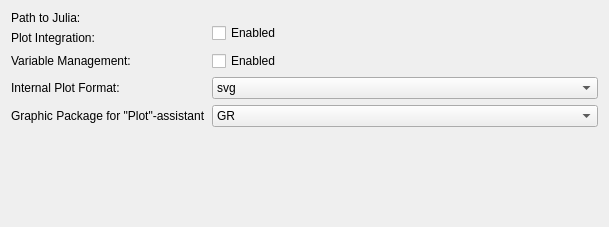
The window that src/backends/julia/settings.ui (KDE/cantor) describes before a commit, drawn with Qt 5.
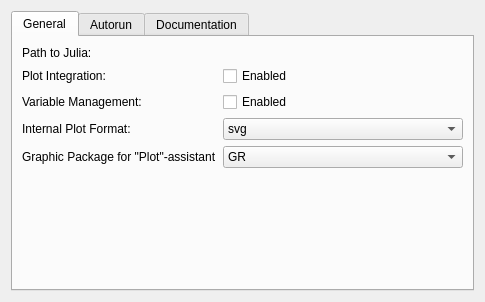
The same window after the commit. Custom widgets are drawn as their Qt base class.

Commit message: Redesigned settings widgets for R and Julia.

Diff of the .ui file:
```diff
--- a/src/backends/julia/settings.ui
+++ b/src/backends/julia/settings.ui
@@ -6,40 +6,90 @@
    <rect>
     <x>0</x>
     <y>0</y>
-    <width>609</width>
-    <height>227</height>
+    <width>485</width>
+    <height>302</height>
    </rect>
   </property>
+  <layout class="QVBoxLayout" name="verticalLayout_2">
+   <item>
+    <widget class="QTabWidget" name="tabWidget">
+     <property name="currentIndex">
+      <number>0</number>
+     </property>
+     <widget class="QWidget" name="tabGeneral">
+      <attribute name="title">
+       <string>General</string>
+      </attribute>
   <layout class="QGridLayout" name="gridLayout">
-   <item row="0" column="0" rowspan="2">
+       <item row="0" column="0">
     <widget class="QLabel" name="label">
      <property name="text">
       <string>Path to Julia:</string>
      </property>
     </widget>
    </item>
-   <item row="2" column="0">
+       <item row="0" column="1">
+        <widget class="KUrlRequester" name="kcfg_replPath"/>
+       </item>
+       <item row="1" column="0">
     <widget class="QLabel" name="lPlotIntegration">
      <property name="text">
       <string>Plot Integration:</string>
      </property>
     </widget>
    </item>
-   <item row="3" column="0">
+       <item row="1" column="1">
+        <widget class="QCheckBox" name="kcfg_integratePlots">
+         <property name="toolTip">
+          <string>If enabled, plots will be shown inside of the worksheet. Otherwise, plots will be shown in an external window.</string>
+         </property>
+         <property name="text">
+          <string>Enabled</string>
+         </property>
+        </widget>
+       </item>
+       <item row="2" column="0">
     <widget class="QLabel" name="lVariableManagement">
      <property name="text">
       <string>Variable Management:</string>
      </property>
     </widget>
    </item>
-   <item row="4" column="0">
+       <item row="2" column="1">
+        <widget class="QCheckBox" name="kcfg_variableManagement">
+         <property name="toolTip">
+          <string>Monitor the creation and destruction of variables and show the existing variables in the variable panel.</string>
+         </property>
+         <property name="text">
+          <string>Enabled</string>
+         </property>
+        </widget>
+       </item>
+       <item row="3" column="0">
     <widget class="QLabel" name="label2">
      <property name="text">
       <string>Internal Plot Format:</string>
      </property>
     </widget>
    </item>
-   <item row="5" column="0" colspan="2">
+       <item row="3" column="1">
+        <widget class="QComboBox" name="kcfg_inlinePlotFormat">
+         <property name="toolTip">
+          <string>Inner format of plots, if plots embedding is enabled.</string>
+         </property>
+         <item>
+          <property name="text">
+           <string notr="true">svg</string>
+          </property>
+         </item>
+         <item>
+          <property name="text">
+           <string notr="true">png</string>
+          </property>
+         </item>
+        </widget>
+       </item>
+       <item row="4" column="0">
     <widget class="QLabel" name="label3">
      <property name="toolTip">
       <string>Graphic package, which code will be used for plotting via &quot;Plot&quot; Cantor menu.</string>
@@ -49,7 +99,7 @@
      </property>
     </widget>
    </item>
-   <item row="5" column="2">
+       <item row="4" column="1">
     <widget class="KComboBox" name="kcfg_plotExtenstionGraphicPackage">
      <property name="sizePolicy">
       <sizepolicy hsizetype="Expanding" vsizetype="Fixed">
@@ -79,7 +129,7 @@
      </item>
     </widget>
    </item>
-   <item row="6" column="0">
+       <item row="5" column="0">
     <spacer name="verticalSpacer1">
      <property name="orientation">
       <enum>Qt::Vertical</enum>
@@ -87,51 +137,40 @@
      <property name="sizeHint" stdset="0">
       <size>
        <width>20</width>
-       <height>40</height>
+           <height>46</height>
       </size>
      </property>
     </spacer>
    </item>
-   <item row="4" column="2">
-    <widget class="QComboBox" name="kcfg_inlinePlotFormat">
-     <property name="toolTip">
-      <string>Inner format of plots, if plots embedding is enabled.</string>
-     </property>
+      </layout>
+     </widget>
+     <widget class="QWidget" name="tabAutorun">
+      <attribute name="title">
+       <string>Autorun</string>
+      </attribute>
+      <layout class="QVBoxLayout" name="verticalLayout">
      <item>
+        <widget class="QLabel" name="lAutorun">
       <property name="text">
-       <string notr="true">svg</string>
-      </property>
+          <string>Commands to autorun</string>
+         </property>
+         <property name="alignment">
+          <set>Qt::AlignCenter</set>
+         </property>
+        </widget>
      </item>
      <item>
-      <property name="text">
-       <string notr="true">png</string>
-      </property>
-     </item>
-    </widget>
-   </item>
-   <item row="3" column="2">
-    <widget class="QCheckBox" name="kcfg_variableManagement">
-     <property name="toolTip">
-      <string>Monitor the creation and destruction of variables and show the existing variables in the variable panel.</string>
-     </property>
-     <property name="text">
-      <string>Enabled</string>
-     </property>
-    </widget>
-   </item>
-   <item row="1" column="2" rowspan="2">
-    <widget class="QCheckBox" name="kcfg_integratePlots">
-     <property name="toolTip">
-      <string>If enabled, plots will be shown inside of the worksheet. Otherwise, plots will be shown in an external window.</string>
-     </property>
-     <property name="text">
-      <string>Enabled</string>
-     </property>
+        <widget class="KEditListWidget" name="kcfg_autorunScripts"/>
+       </item>
+      </layout>
+     </widget>
+     <widget class="QWidget" name="tabDocumentation">
+      <attribute name="title">
+       <string>Documentation</string>
+      </attribute>
+     </widget>
     </widget>
    </item>
-   <item row="0" column="2">
-    <widget class="KUrlRequester" name="kcfg_replPath"/>
-   </item>
   </layout>
  </widget>
  <customwidgets>
@@ -146,6 +185,11 @@
    <header>kurlrequester.h</header>
    <container>1</container>
   </customwidget>
+  <customwidget>
+   <class>KEditListWidget</class>
+   <extends>QWidget</extends>
+   <header>keditlistwidget.h</header>
+  </customwidget>
  </customwidgets>
  <resources/>
  <connections/>
```
Lines whose indentation alone changed are shown as unchanged. The commit also changes 12 other files.
